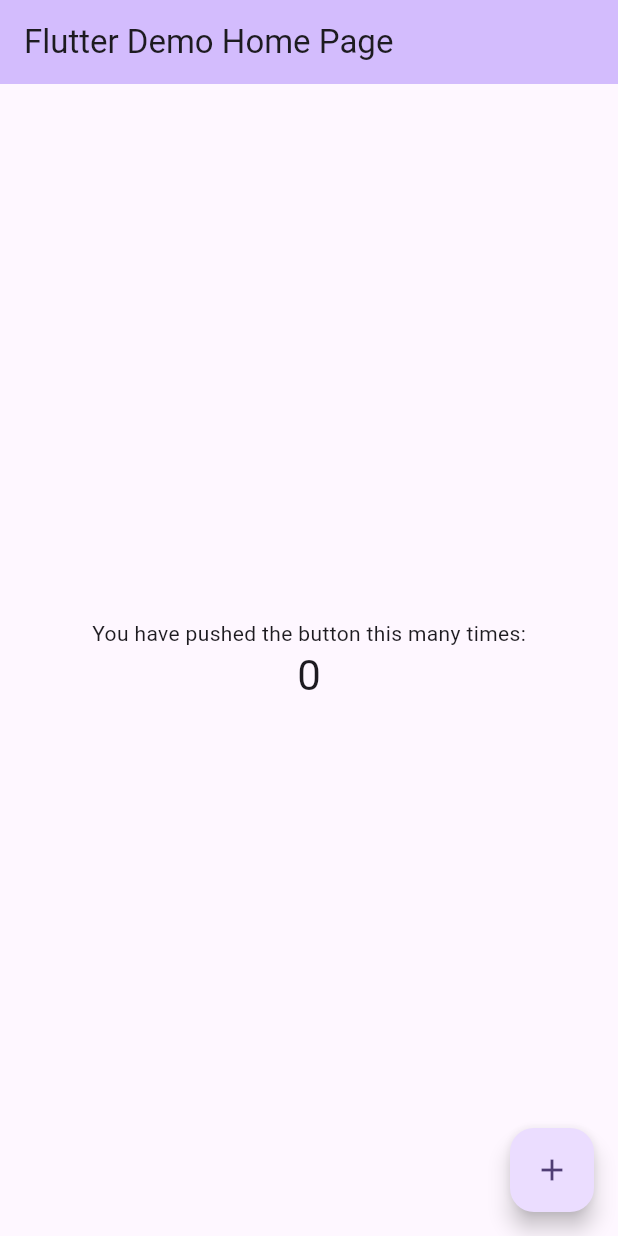
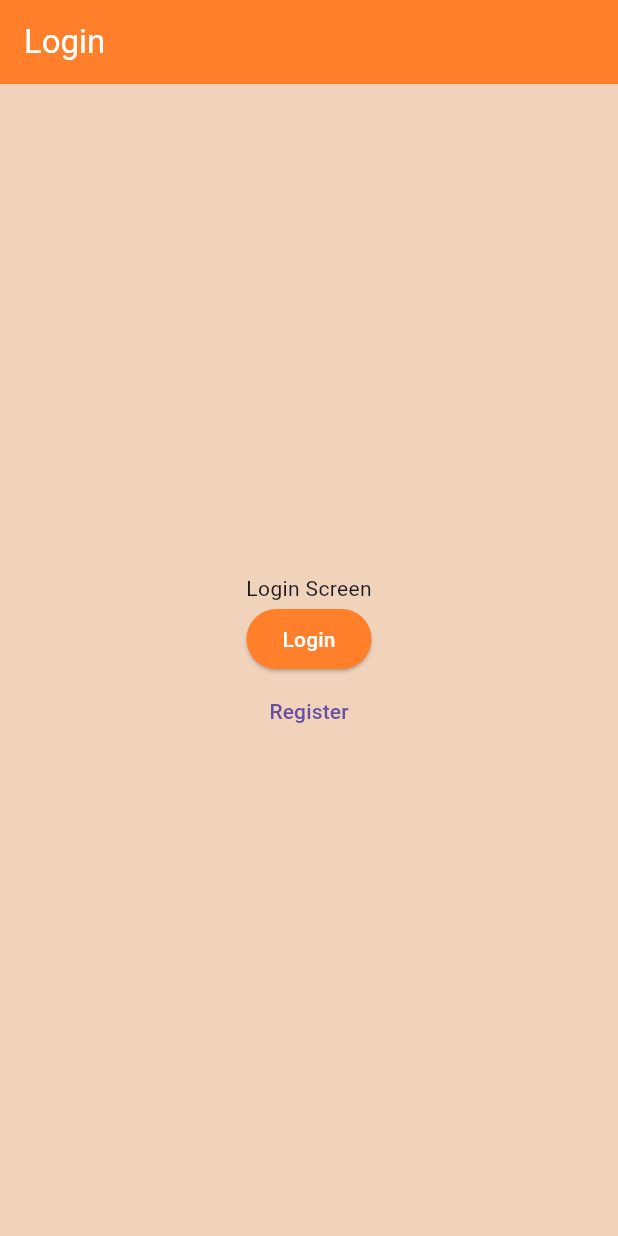
Before and after one commit to Hiidekii/Proyecto_PrograMovil_G3, a Flutter app: the screen it shows after launch, on a phone screen of 412 x 824 dp. Run offline on Flutter 3.47's test engine with Material 3 defaults, Android fonts, the phone set to English and light mode, and no system bars.

Commit message:
App Skeleton
Login and register has not scaffold.
Pages in bottombar has top bar and bottom bar.
En el archivo wrapper, solo se tiene la top bar y la bottom bar. En base a un index se llama el contenido de la pantalla para que solo este cambie.
Las rutas se definen en main como siempre.
Por ahora el wrapper se mueve entre las pantallas con un index, esto podriamos cambiarlo para que sea por rutas dependiendo del bottom que tappee el user.

```diff
--- a/lib/configs/theme.dart
+++ b/lib/configs/theme.dart
@@ -7,11 +7,11 @@ class AppTheme {
     return ThemeData(
       brightness: Brightness.light,
       primaryColor: AppColors.primaryColor, // Configuración del primaryColor
-      appBarTheme: AppBarTheme(
+      appBarTheme: const AppBarTheme(
         backgroundColor: AppColors.primaryColor, // Color de fondo de la AppBar
         foregroundColor: Colors.white, // Color del texto e íconos de la AppBar
       ),
-      textTheme: TextTheme(
+      textTheme: const TextTheme(
         displaySmall: TextStyle(
           color: AppColors.textColor,
           fontSize: 32.0, // Título grande en tema claro
@@ -34,12 +34,12 @@ class AppTheme {
     return ThemeData(
       brightness: Brightness.dark,
       primaryColor: AppColors.primaryColor,
-      appBarTheme: AppBarTheme(
+      appBarTheme: const AppBarTheme(
         backgroundColor: AppColors.primaryColor, // Color de fondo de la AppBar
         foregroundColor:
             AppColors.textColor, // Color del texto e íconos de la AppBar
       ),
-      textTheme: TextTheme(
+      textTheme: const TextTheme(
         titleLarge: TextStyle(color: Colors.red),
       ),
       elevatedButtonTheme: ElevatedButtonThemeData(
--- a/lib/main.dart
+++ b/lib/main.dart
@@ -1,125 +1,29 @@
 import 'package:flutter/material.dart';
+import 'package:proyecto_programovil_g3/configs/theme.dart';
+import 'package:proyecto_programovil_g3/pages/home/home_page.dart';
+import 'package:proyecto_programovil_g3/pages/login/login_page.dart';
+import 'package:proyecto_programovil_g3/pages/register/register_screen.dart';
+import 'package:proyecto_programovil_g3/pages/wrapper/wrapper.dart';
 
 void main() {
-  runApp(const MyApp());
+  runApp(MyApp());
 }
 
 class MyApp extends StatelessWidget {
-  const MyApp({super.key});
-
-  // This widget is the root of your application.
   @override
   Widget build(BuildContext context) {
     return MaterialApp(
-      title: 'Flutter Demo',
-      theme: ThemeData(
-        // This is the theme of your application.
-        //
-        // TRY THIS: Try running your application with "flutter run". You'll see
-        // the application has a purple toolbar. Then, without quitting the app,
-        // try changing the seedColor in the colorScheme below to Colors.green
-        // and then invoke "hot reload" (save your changes or press the "hot
-        // reload" button in a Flutter-supported IDE, or press "r" if you used
-        // the command line to start the app).
-        //
-        // Notice that the counter didn't reset back to zero; the application
-        // state is not lost during the reload. To reset the state, use hot
-        // restart instead.
-        //
-        // This works for code too, not just values: Most code changes can be
-        // tested with just a hot reload.
-        colorScheme: ColorScheme.fromSeed(seedColor: Colors.deepPurple),
-        useMaterial3: true,
-      ),
-      home: const MyHomePage(title: 'Flutter Demo Home Page'),
+      title: 'qSale',
+      theme:
+          AppTheme.lightTheme(), // Usa el tema claro definido en app_theme.dart
+      darkTheme:
+          AppTheme.darkTheme(), // Usa el tema oscuro definido en app_theme.dart
+      initialRoute: '/',
+      routes: {
+        '/': (context) => LoginScreen(),
+        '/register': (context) => RegisterScreen(),
+        '/wrapper': (context) => Wrapper(),
+      },
     );
   }
 }
-
-class MyHomePage extends StatefulWidget {
-  const MyHomePage({super.key, required this.title});
-
-  // This widget is the home page of your application. It is stateful, meaning
-  // that it has a State object (defined below) that contains fields that affect
-  // how it looks.
-
-  // This class is the configuration for the state. It holds the values (in this
-  // case the title) provided by the parent (in this case the App widget) and
-  // used by the build method of the State. Fields in a Widget subclass are
-  // always marked "final".
-
-  final String title;
-
-  @override
-  State<MyHomePage> createState() => _MyHomePageState();
-}
-
-class _MyHomePageState extends State<MyHomePage> {
-  int _counter = 0;
-
-  void _incrementCounter() {
-    setState(() {
-      // This call to setState tells the Flutter framework that something has
-      // changed in this State, which causes it to rerun the build method below
-      // so that the display can reflect the updated values. If we changed
-      // _counter without calling setState(), then the build method would not be
-      // called again, and so nothing would appear to happen.
-      _counter++;
-    });
-  }
-
-  @override
-  Widget build(BuildContext context) {
-    // This method is rerun every time setState is called, for instance as done
-    // by the _incrementCounter method above.
-    //
-    // The Flutter framework has been optimized to make rerunning build methods
-    // fast, so that you can just rebuild anything that needs updating rather
-    // than having to individually change instances of widgets.
-    return Scaffold(
-      appBar: AppBar(
-        // TRY THIS: Try changing the color here to a specific color (to
-        // Colors.amber, perhaps?) and trigger a hot reload to see the AppBar
-        // change color while the other colors stay the same.
-        backgroundColor: Theme.of(context).colorScheme.inversePrimary,
-        // Here we take the value from the MyHomePage object that was created by
-        // the App.build method, and use it to set our appbar title.
-        title: Text(widget.title),
-      ),
-      body: Center(
-        // Center is a layout widget. It takes a single child and positions it
-        // in the middle of the parent.
-        child: Column(
-          // Column is also a layout widget. It takes a list of children and
-          // arranges them vertically. By default, it sizes itself to fit its
-          // children horizontally, and tries to be as tall as its parent.
-          //
-          // Column has various properties to control how it sizes itself and
-          // how it positions its children. Here we use mainAxisAlignment to
-          // center the children vertically; the main axis here is the vertical
-          // axis because Columns are vertical (the cross axis would be
-          // horizontal).
-          //
-          // TRY THIS: Invoke "debug painting" (choose the "Toggle Debug Paint"
-          // action in the IDE, or press "p" in the console), to see the
-          // wireframe for each widget.
-          mainAxisAlignment: MainAxisAlignment.center,
-          children: <Widget>[
-            const Text(
-              'You have pushed the button this many times:',
-            ),
-            Text(
-              '$_counter',
-              style: Theme.of(context).textTheme.headlineMedium,
-            ),
-          ],
-        ),
-      ),
-      floatingActionButton: FloatingActionButton(
-        onPressed: _incrementCounter,
-        tooltip: 'Increment',
-        child: const Icon(Icons.add),
-      ), // This trailing comma makes auto-formatting nicer for build methods.
-    );
-  }
-}
--- /dev/null
+++ b/lib/pages/login/login_page.dart
@@ -0,0 +1,30 @@
+import 'package:flutter/material.dart';
+
+class LoginScreen extends StatelessWidget {
+  @override
+  Widget build(BuildContext context) {
+    return Scaffold(
+      appBar: AppBar(title: Text('Login')),
+      body: Center(
+        child: Column(
+          mainAxisAlignment: MainAxisAlignment.center,
+          children: [
+            Text('Login Screen'),
+            ElevatedButton(
+              onPressed: () {
+                Navigator.pushReplacementNamed(context, '/wrapper');
+              },
+              child: Text('Login'),
+            ),
+            TextButton(
+              onPressed: () {
+                Navigator.pushNamed(context, '/register');
+              },
+              child: Text('Register'),
+            ),
+          ],
+        ),
+      ),
+    );
+  }
+}
--- /dev/null
+++ b/lib/pages/register/register_screen.dart
@@ -0,0 +1,13 @@
+import 'package:flutter/material.dart';
+
+class RegisterScreen extends StatelessWidget {
+  @override
+  Widget build(BuildContext context) {
+    return Scaffold(
+      appBar: AppBar(title: Text('Register')),
+      body: Center(
+        child: Text('Register Screen'),
+      ),
+    );
+  }
+}
```
Also changed, not shown: lib/components/bottom_bar.dart (added, +21 -0 lines), lib/configs/colors.dart (+32 -0 lines), lib/pages/events/events_page.dart (added, +8 -0 lines), lib/pages/home/home_page.dart (added, +8 -0 lines), lib/pages/profile/profile_page.dart (added, +8 -0 lines), lib/pages/wrapper/wrapper.dart (added, +38 -0 lines).
